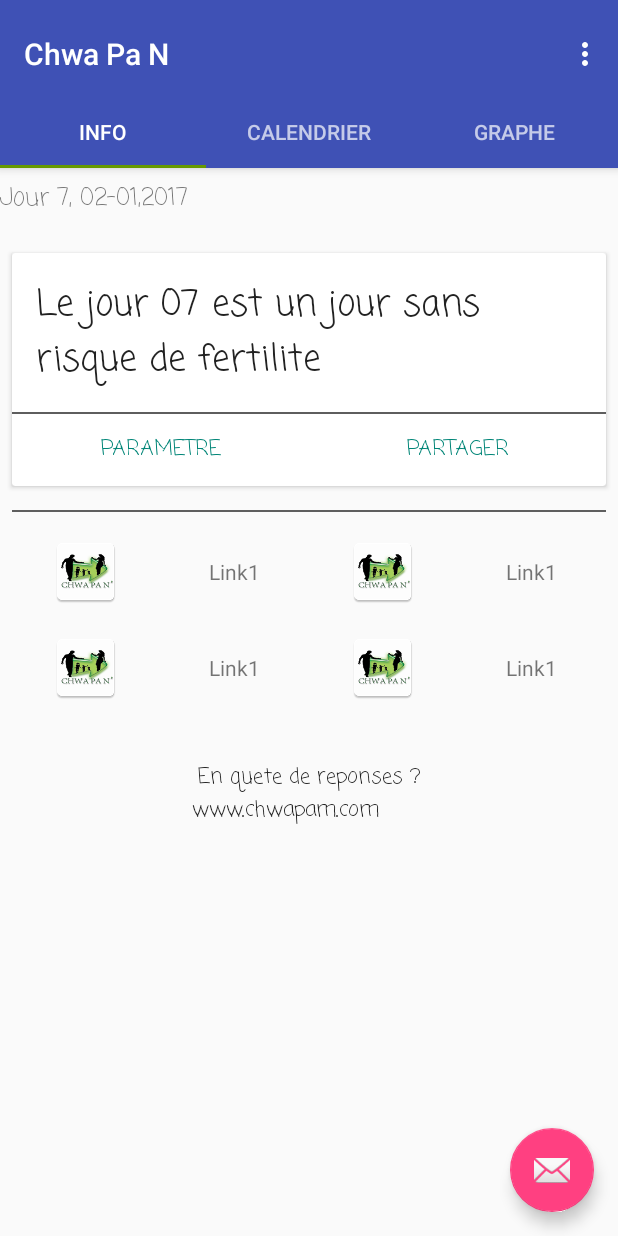
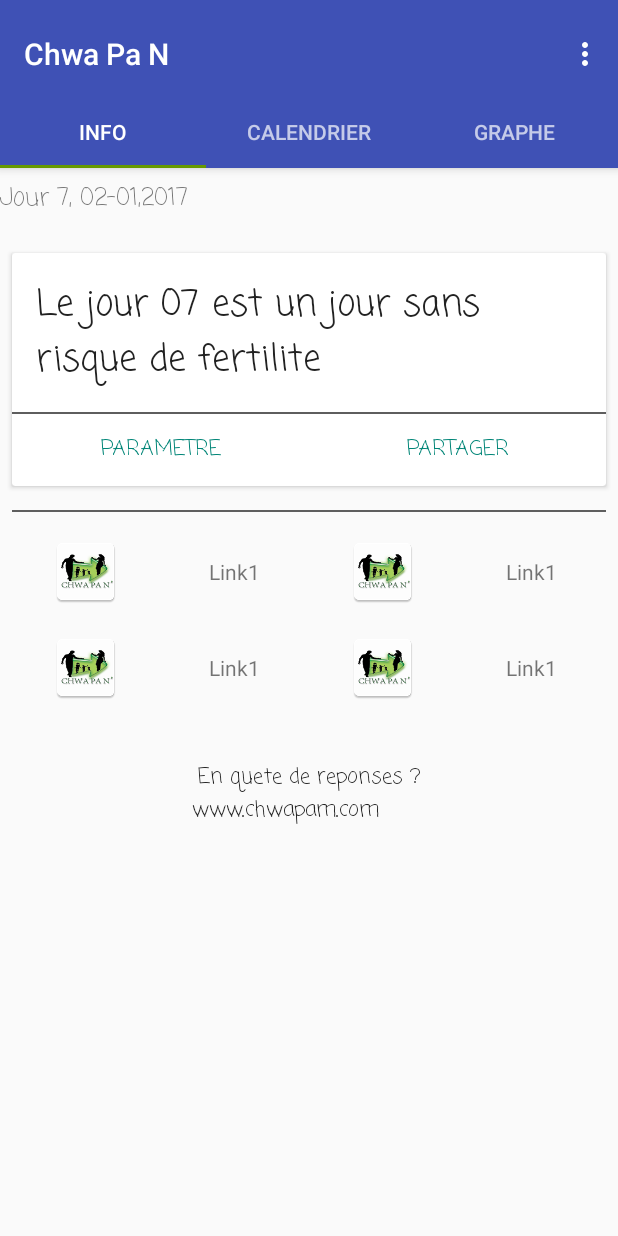
Before and after one commit to LysAMa/womenHackathon, an Android app: the TabActivity screen opened directly, with no data from a screen before it, on a phone screen of 412 x 824 dp. Run offline under Robolectric (Android 15) with nearby library versions, the phone set to English and light mode, and no system bars; network calls fail.

```diff
--- a/CodeV0.2/app/src/main/java/com/example/root/codev02/TabActivity.java
+++ b/CodeV0.2/app/src/main/java/com/example/root/codev02/TabActivity.java
@@ -58,16 +58,16 @@
         TabLayout tabLayout = (TabLayout) findViewById(R.id.tabs);
         tabLayout.setupWithViewPager(mViewPager);
         //Sa se partie ki jere bouton avec icon message la anba a droite
-        FloatingActionButton fab = (FloatingActionButton) findViewById(R.id.fab);
-        fab.setOnClickListener(new View.OnClickListener() {
-            @Override
-            public void onClick(View view) {
-                //Sa se le ew clicke sou bouton an li fe action sa
-
-                Snackbar.make(view, "Replace with your own action", Snackbar.LENGTH_LONG)
-                        .setAction("Action", null).show();
-            }
-        });
+//        FloatingActionButton fab = (FloatingActionButton) findViewById(R.id.fab);
+//        fab.setOnClickListener(new View.OnClickListener() {
+//            @Override
+//            public void onClick(View view) {
+//                //Sa se le ew clicke sou bouton an li fe action sa
+//
+//                Snackbar.make(view, "Replace with your own action", Snackbar.LENGTH_LONG)
+//                        .setAction("Action", null).show();
+//            }
+//        });
 
     }
 
--- a/CodeV0.2/app/src/main/res/layout/activity_tab.xml
+++ b/CodeV0.2/app/src/main/res/layout/activity_tab.xml
@@ -39,12 +39,6 @@
         android:layout_height="match_parent"
         app:layout_behavior="@string/appbar_scrolling_view_behavior" />
 
-    <android.support.design.widget.FloatingActionButton
-        android:id="@+id/fab"
-        android:layout_width="wrap_content"
-        android:layout_height="wrap_content"
-        android:layout_gravity="end|bottom"
-        android:layout_margin="@dimen/fab_margin"
-        app:srcCompat="@android:drawable/ic_dialog_email" />
+
 
 </android.support.design.widget.CoordinatorLayout>
```
